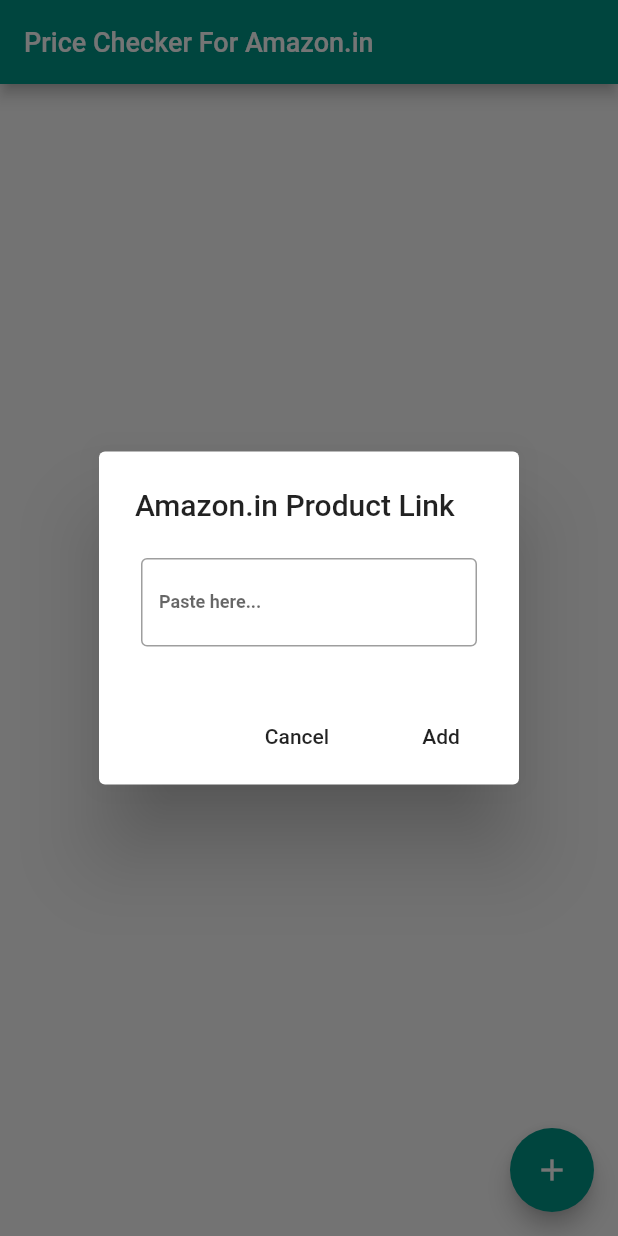
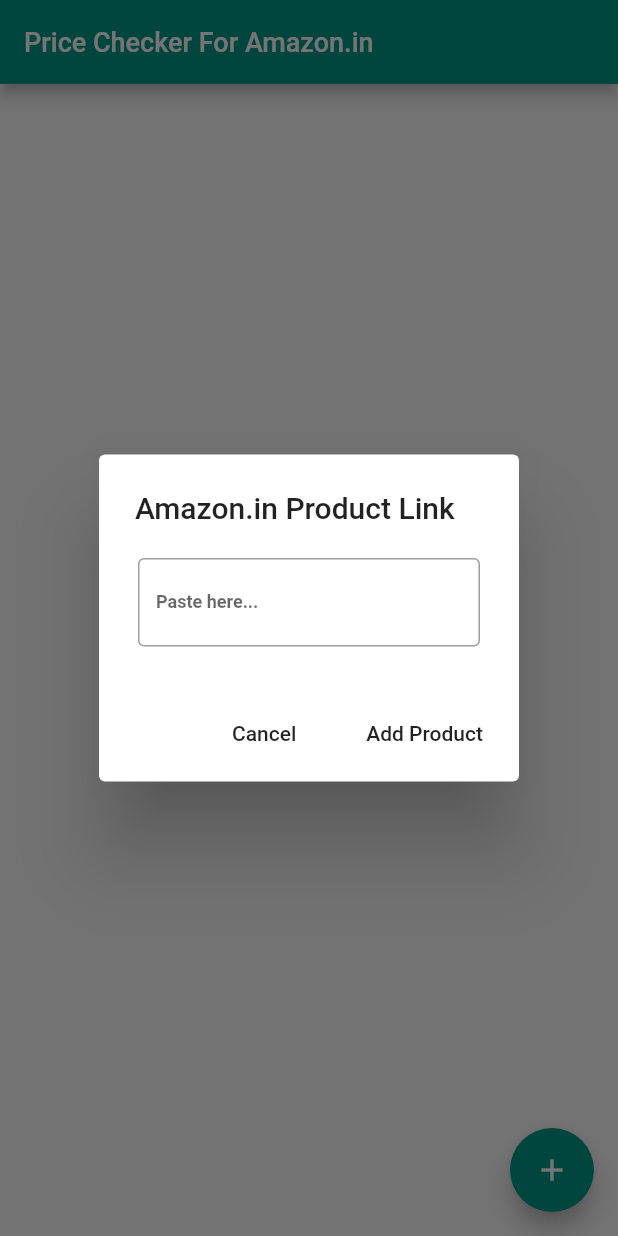
Before and after one commit to FullyRemoteDev/price_checker_for_amazonin, a Flutter app: the screen it shows after launch, after a tap on the "add" icon, on a phone screen of 412 x 824 dp. Run offline on Flutter 3.47's test engine with Material 2 defaults, Android fonts, the phone set to English and light mode, and no system bars.

Commit message:
adds comments, minor refactoring and formatting

```diff
--- a/lib/price_checker.dart
+++ b/lib/price_checker.dart
@@ -6,6 +6,7 @@ class MyApp extends StatelessWidget {
   Widget build(BuildContext context) {
     return MaterialApp(
       home: PriceChecker(),
+      debugShowCheckedModeBanner: false,
     );
   }
 }
@@ -18,11 +19,19 @@ class PriceChecker extends StatefulWidget {
 }
 
 class _PriceCheckerState extends State<PriceChecker> {
+  // Handles the input from the product URL Text Box in the Alert Dialog
   TextEditingController urlTextController = TextEditingController();
+
+  // Scraper fetches the amazon.in product web page, parses and returns details
   Scraper scraper = Scraper();
 
-  List<String> productDetails = new List(5);
+  // List that holds the details that are returned from the scraper
+  List<String> productDetails = new List(2);
+  // productDetails[0] - product title
+  // productDetails[1] - product price
+  // to be expanded for more details
 
+  // List that contains the product items to display in ListView
   List<String> productList = [];
 
   void initState() {
@@ -34,9 +43,9 @@ class _PriceCheckerState extends State<PriceChecker> {
     super.dispose();
   }
 
+  // Main Widget
   @override
   Widget build(BuildContext context) {
-
     return Scaffold(
       appBar: AppBar(
         title: Text(
@@ -51,10 +60,9 @@ class _PriceCheckerState extends State<PriceChecker> {
         padding: EdgeInsets.all(16.0),
         child: _productListView(),
       ),
-
       floatingActionButton: FloatingActionButton(
         onPressed: () {
-          _productURL(context);
+          _productURL(context); // Displays the alert dialog with text field
         },
         child: Icon(Icons.add),
         backgroundColor: Colors.teal,
@@ -62,9 +70,8 @@ class _PriceCheckerState extends State<PriceChecker> {
     );
   }
 
-
+  // Alert dialog with a text field for entering product URL
   _productURL(BuildContext context) {
-
     TextField urlTextField = TextField(
       controller: urlTextController,
       keyboardType: TextInputType.url,
@@ -81,13 +88,13 @@ class _PriceCheckerState extends State<PriceChecker> {
 
     return showDialog<void>(
       context: context,
-      barrierDismissible: false, // user must tap button!
+      barrierDismissible: false, // false - must select a button
       builder: (BuildContext context) {
         return AlertDialog(
           title: Text('Amazon.in Product Link'),
           content: SingleChildScrollView(
             child: Container(
-              padding: EdgeInsets.all(4.0),
+              padding: EdgeInsets.all(2.0),
               child: urlTextField,
             ),
           ),
@@ -99,14 +106,22 @@ class _PriceCheckerState extends State<PriceChecker> {
               },
             ),
             FlatButton(
-              child: Text('Add'),
+              child: Text('Add Product'),
               onPressed: () async {
+                // Sends the URL to the scraper and receives product details
                 productDetails =
-                await scraper.urlFetcher(urlTextController.text);
+                    await scraper.productScraper(urlTextController.text);
+
                 setState(() {
-                  productList.add('${productDetails[0]} - ₹ ${productDetails[1]}');
+                  // Adds the product to the list of products in the ListView
+                  productList
+                      .add('${productDetails[0]} - ₹ ${productDetails[1]}');
                 });
+
+                // Clears the product URL text field after the list is updated
                 urlTextController.clear();
+
+                // Closes the alert dialog
                 Navigator.of(context).pop();
               },
             ),
@@ -116,6 +131,7 @@ class _PriceCheckerState extends State<PriceChecker> {
     );
   }
 
+  // ListView that contains the List of added products
   _productListView() {
     return ListView.builder(
       itemCount: productList.length,
@@ -126,6 +142,7 @@ class _PriceCheckerState extends State<PriceChecker> {
             title: Text(item),
             onLongPress: () {
               setState(() {
+                // Removes a product on long press action
                 productList.removeAt(index);
               });
             },
```
Also changed, not shown: lib/scraper.dart (+37 -32 lines).
